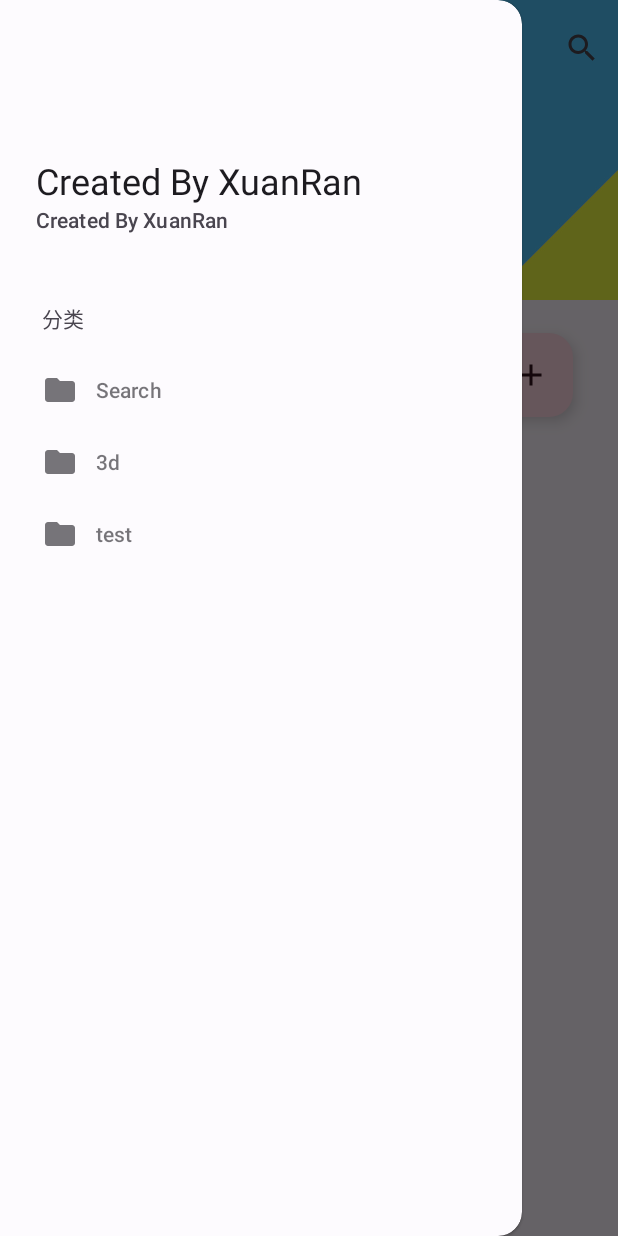
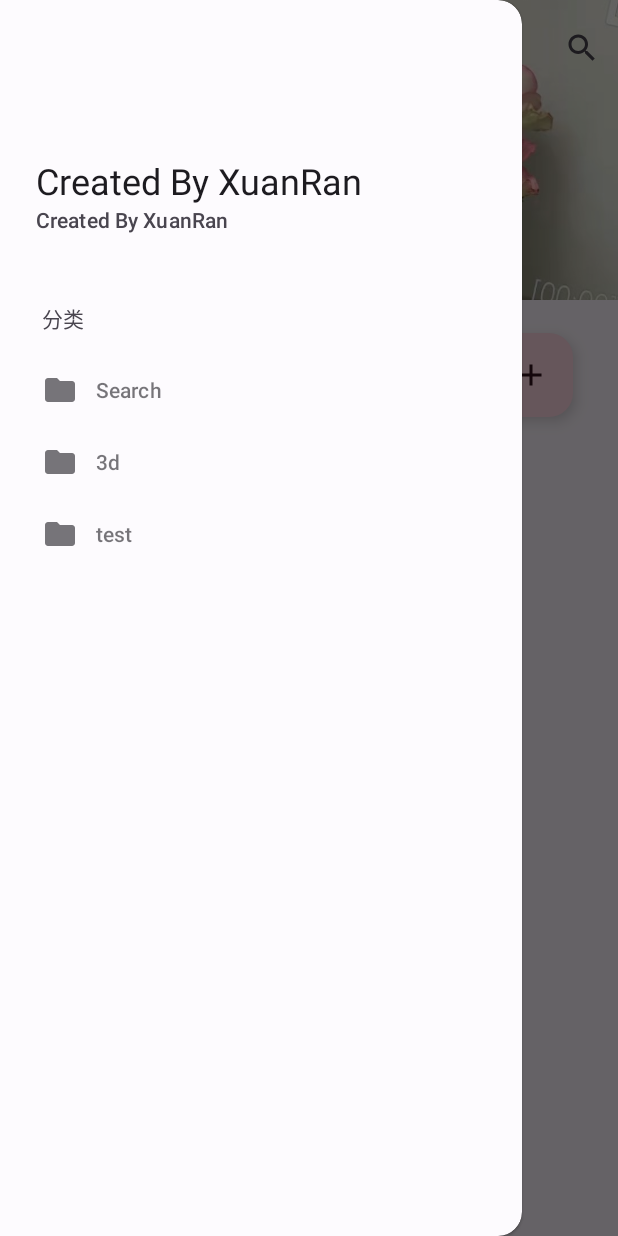
Before and after one commit to XuanRanDev/CodeBook, an Android app: the screen it shows after launch (MainActivity), in the side drawer, after a tap on "3d", on a phone screen of 412 x 824 dp. Run offline under Robolectric (Android 15) with nearby library versions, the phone set to English and light mode, and no system bars; our stand-ins replace ButterKnife; libraries missing offline, so code that uses them is left out: com.chad.library; 5 statements that could not run were skipped.

Commit message:
修复状态栏颜色异常

```diff
--- a/app/src/main/java/dev/xuanran/codebook/MainActivity.java
+++ b/app/src/main/java/dev/xuanran/codebook/MainActivity.java
@@ -44,6 +44,7 @@ import butterknife.BindView;
 import butterknife.ButterKnife;
 import dev.xuanran.codebook.adapter.HomeCardAdapter;
 import dev.xuanran.codebook.bean.CardData;
+import dev.xuanran.codebook.listener.AppBarStatusChangeListener;
 
 
 @SuppressLint("NonConstantResourceId")
@@ -75,7 +76,6 @@ public class MainActivity extends AppCompatActivity {
         setContentView(R.layout.activity_main);
         ButterKnife.bind(this);
         getWindow().addFlags(WindowManager.LayoutParams.FLAG_TRANSLUCENT_NAVIGATION);
-
         setSupportActionBar(toolbar);
 
 
@@ -89,22 +89,30 @@ public class MainActivity extends AppCompatActivity {
 
         initFloatButton();
         initAppBar();
-        //initSystemBarColor();
+        initSystemBarColor();
         initView();
     }
 
 
     private void initSystemBarColor() {
-        getWindow().getDecorView().setSystemUiVisibility(
-                View.SYSTEM_UI_FLAG_LAYOUT_FULLSCREEN |
-                        View.SYSTEM_UI_FLAG_LIGHT_STATUS_BAR);
+        appBarLayout.addOnOffsetChangedListener(
+                new AppBarStatusChangeListener() {
+                    @Override
+                    public void onStateChanged(AppBarLayout appBarLayout, State state) {
+                        if (state == State.EXPANDED) {
+                            getWindow().getDecorView().setSystemUiVisibility(View.SYSTEM_UI_FLAG_LAYOUT_STABLE);
+                        } else if (state == State.COLLAPSED) {
+                            getWindow().getDecorView().setSystemUiVisibility(View.SYSTEM_UI_FLAG_LIGHT_STATUS_BAR);
+                        }
+                    }
+                });
     }
 
     private void initFloatButton() {
         floatingActionButton.setOnClickListener(new View.OnClickListener() {
             @Override
             public void onClick(View view) {
-                MaterialAlertDialogBuilder builder = new MaterialAlertDialogBuilder(MainActivity.this);
+                MaterialAlertDialogBuilder builder = new MaterialAlertDialogBuilder(MainActivity.this, R.style.ThemeOverlayAppMaterialAlertDialog);
                 View content = LayoutInflater.from(MainActivity.this).inflate(R.layout.add_content_view_dialog, null);
                 builder.setView(content);
                 AlertDialog dialog = builder.show();
--- /dev/null
+++ b/app/src/main/java/dev/xuanran/codebook/listener/AppBarStatusChangeListener.java
@@ -0,0 +1,38 @@
+package dev.xuanran.codebook.listener;
+
+import com.google.android.material.appbar.AppBarLayout;
+
+/**
+ * Created By XuanRan on 2022/3/22
+ */
+public abstract class AppBarStatusChangeListener implements AppBarLayout.OnOffsetChangedListener {
+    public enum State {
+        EXPANDED,
+        COLLAPSED,
+        IDLE
+    }
+
+    private State mCurrentState = State.IDLE;
+
+    @Override
+    public final void onOffsetChanged(AppBarLayout appBarLayout, int i) {
+        if (i == 0) {
+            if (mCurrentState != State.EXPANDED) {
+                onStateChanged(appBarLayout, State.EXPANDED);
+            }
+            mCurrentState = State.EXPANDED;
+        } else if (Math.abs(i) >= appBarLayout.getTotalScrollRange()) {
+            if (mCurrentState != State.COLLAPSED) {
+                onStateChanged(appBarLayout, State.COLLAPSED);
+            }
+            mCurrentState = State.COLLAPSED;
+        } else {
+            if (mCurrentState != State.IDLE) {
+                onStateChanged(appBarLayout, State.IDLE);
+            }
+            mCurrentState = State.IDLE;
+        }
+    }
+
+    public abstract void onStateChanged(AppBarLayout appBarLayout, State state);
+}
--- a/app/src/main/res/layout/app_bar_main.xml
+++ b/app/src/main/res/layout/app_bar_main.xml
@@ -15,46 +15,39 @@
             android:id="@+id/activity_main_collapsingtoolbar"
             android:layout_width="match_parent"
             android:layout_height="200dp"
-            app:layout_scrollFlags="scroll|exitUntilCollapsed"
             android:fitsSystemWindows="true"
-            app:contentScrim="@color/Theme1.toolbar.color">
+            app:contentScrim="@color/Theme1.toolbar.color"
+            app:layout_scrollFlags="scroll|exitUntilCollapsed">
 
             <ImageView
                 android:layout_width="match_parent"
                 android:layout_height="match_parent"
+                android:fitsSystemWindows="true"
                 android:scaleType="centerCrop"
                 android:src="@drawable/img"
                 app:layout_collapseMode="parallax"
-                app:layout_collapseParallaxMultiplier="0.7"
-                android:fitsSystemWindows="true"/>
+                app:layout_collapseParallaxMultiplier="0.7" />
 
             <com.google.android.material.appbar.MaterialToolbar
                 android:id="@+id/activity_main_toolbar"
-                app:layout_collapseMode="pin"
                 android:layout_width="match_parent"
                 android:layout_height="?attr/actionBarSize"
+                app:layout_collapseMode="pin"
                 app:layout_scrollFlags="scroll|enterAlways" />
-
         </com.google.android.material.appbar.CollapsingToolbarLayout>
-
-
     </com.google.android.material.appbar.AppBarLayout>
 
     <include layout="@layout/content_scrolling" />
-
 
     <com.google.android.material.floatingactionbutton.FloatingActionButton
         android:id="@+id/activity_main_floating_action_button"
         style="@style/Widget.Material3.FloatingActionButton.Tertiary"
         android:layout_width="wrap_content"
         android:layout_height="wrap_content"
+        android:layout_marginRight="30dp"
+        android:layout_marginBottom="160dp"
+        android:contentDescription="TODO"
         app:layout_anchor="@id/activity_main_appbar"
         app:layout_anchorGravity="bottom|end"
-        android:layout_marginRight="30dp"
-        android:layout_marginBottom="60dp"
-        app:srcCompat="@drawable/ic_baseline_add_24"
-        android:contentDescription="TODO" />
-
-
-
+        app:srcCompat="@drawable/ic_baseline_add_24" />
 </androidx.coordinatorlayout.widget.CoordinatorLayout>
--- a/gradle.properties
+++ b/gradle.properties
@@ -17,3 +17,4 @@ org.gradle.jvmargs=-Xmx2048m -Dfile.encoding=UTF-8
 android.useAndroidX=true
 # Automatically convert third-party libraries to use AndroidX
 android.enableJetifier=true
+android.injected.testOnly=false
```
Also changed, not shown: app/src/main/res/drawable/img.jpg (added), app/src/main/res/drawable/img.png (deleted).
